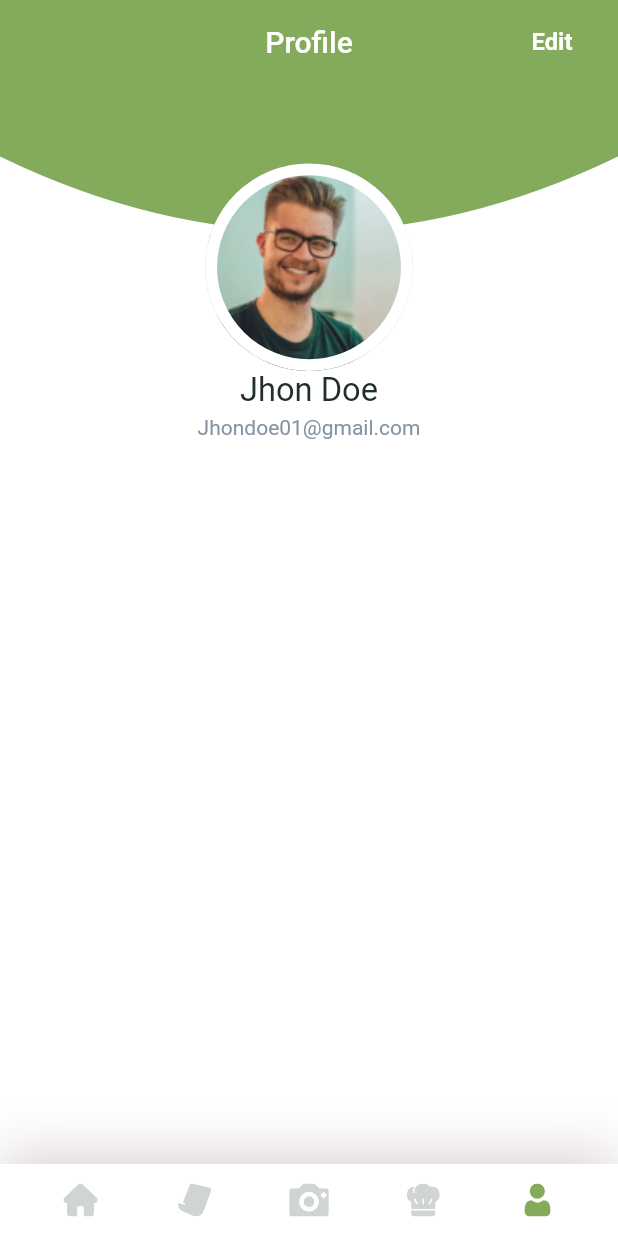
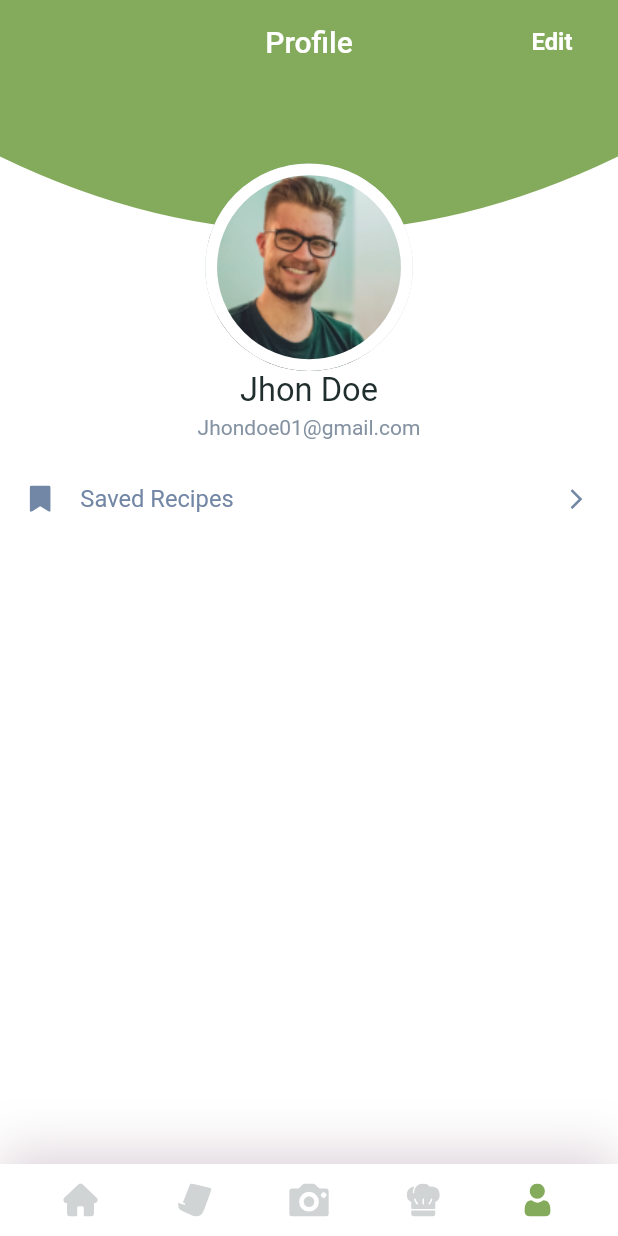
Before and after one commit to gisunglee/recipe_app_flutter_ui_go, a Flutter app: the screen it shows after launch, item 5 of the bottom bar chosen, on a phone screen of 412 x 824 dp. Run offline on Flutter 3.47's test engine with Material 2 defaults, Android fonts, the phone set to English and light mode, and no system bars; our stand-ins replace flutter_svg.

Commit message:
company ing

```diff
--- a/lib/screens/profile/components/body.dart
+++ b/lib/screens/profile/components/body.dart
@@ -1,105 +1,70 @@
 import 'package:flutter/cupertino.dart';
 import 'package:flutter/material.dart';
+import 'package:flutter_svg/flutter_svg.dart';
 import 'package:recipe_app_flutter_ui_go/constants.dart';
+import 'package:recipe_app_flutter_ui_go/screens/profile/components/info.dart';
 import 'package:recipe_app_flutter_ui_go/size_config.dart';
 
 class Body extends StatelessWidget {
   @override
   Widget build(BuildContext context) {
     double defaultSize = SizeConfig.defaultSize;
+
     return Column(
       children: <Widget>[
-        Info(),
+        Info(
+          image: "assets/images/pic.png",
+          name: "Jhon Doe",
+          email: "Jhondoe01@gmail.com",
+        ),
+        ProfileMenuItem(
+          iconSrc: "assets/icons/bookmark_fill.svg",
+          title: "Saved Recipes",
+          press: (){},
+        ),
       ],
     );
   }
 }
 
-class Info extends StatelessWidget {
-  const Info({
+class ProfileMenuItem extends StatelessWidget {
+  const ProfileMenuItem({
     Key key,
-    this.name,
-    this.email,
-    this.image,
+    this.iconSrc,
+    this.title,
+    this.press,
   }) : super(key: key);
-
-  final String name, email, image;
+  final String iconSrc, title;
+  final Function press;
 
   @override
   Widget build(BuildContext context) {
     double defaultSize = SizeConfig.defaultSize;
-
-    return SizedBox(
-      height: defaultSize * 24, //240
-      child: Stack(
-        children: <Widget>[
-          ClipPath(
-            clipper: CustomShape(),
-            child: Container(
-              height: defaultSize * 15, //n 150
-              color: kPrimaryColor,
+    return InkWell(
+      onTap: press,
+      child: Padding(
+        padding: EdgeInsets.symmetric(
+            horizontal: defaultSize * 2, vertical: defaultSize * 3),
+        child: Row(
+          children: <Widget>[
+            SvgPicture.asset(iconSrc),
+            SizedBox(width: defaultSize * 2),
+            Text(
+              title,
+              style: TextStyle(
+                fontSize: defaultSize * 1.6,
+                color: kTextLigntColor,
+              ),
             ),
-          ),
-          Center(
-            child: Column(
-              mainAxisAlignment: MainAxisAlignment.end,
-              children: <Widget>[
-                Container(
-                  height: defaultSize * 14, //140
-                  width: defaultSize * 14,
-                  decoration: BoxDecoration(
-                    shape: BoxShape.circle,
-                    border: Border.all(
-                      color: Colors.white,
-                      width: defaultSize * 0.8,
-                    ),
-                    image: DecorationImage(
-                      fit: BoxFit.cover,
-                      image: AssetImage("assets/images/pic.png"),
-                    ),
-                  ),
-                ),
-                Text(
-                  "Jhon Doe",
-                  style: TextStyle(
-                    fontSize: defaultSize * 2.2, //22
-                    color: kTextColor,
-                  ),
-                ),
-                SizedBox(
-                  height: defaultSize / 2,
-                ), //5
-                Text(
-                  "Jhondoe01@gmail.com",
-                  style: TextStyle(
-                    fontWeight: FontWeight.w400,
-                    color: Color(0xFF8492A2),
-                  ),
-                ),
-              ],
+            Spacer(),
+            Icon(
+              Icons.arrow_forward_ios,
+              size: defaultSize * 1.6,
+              color: kTextLigntColor,
             ),
-          )
-        ],
+          ],
+        ),
       ),
     );
   }
 }
-
-class CustomShape extends CustomClipper<Path> {
-  @override
-  Path getClip(Size size) {
-    var path = Path();
-    double height = size.height;
-    double width = size.width;
-    path.lineTo(0, height - 100);
-    path.quadraticBezierTo(width / 2, height, width, height - 100);
-    path.lineTo(width, 0);
-    path.close();
-    return path;
-  }
-
-  @override
-  bool shouldReclip(covariant CustomClipper<Path> oldClipper) {
-    return true;
-  }
-}
--- /dev/null
+++ b/lib/screens/profile/components/info.dart
@@ -0,0 +1,91 @@
+
+import 'package:flutter/material.dart';
+import 'package:recipe_app_flutter_ui_go/constants.dart';
+import 'package:recipe_app_flutter_ui_go/size_config.dart';
+
+class Info extends StatelessWidget {
+  const Info({
+    Key key,
+    this.name,
+    this.email,
+    this.image,
+  }) : super(key: key);
+
+  final String name, email, image;
+
+  @override
+  Widget build(BuildContext context) {
+    double defaultSize = SizeConfig.defaultSize;
+
+    return SizedBox(
+      height: defaultSize * 24, //240
+      child: Stack(
+        children: <Widget>[
+          ClipPath(
+            clipper: CustomShape(),
+            child: Container(
+              height: defaultSize * 15, //n 150
+              color: kPrimaryColor,
+            ),
+          ),
+          Center(
+            child: Column(
+              mainAxisAlignment: MainAxisAlignment.end,
+              children: <Widget>[
+                Container(
+                  height: defaultSize * 14, //140
+                  width: defaultSize * 14,
+                  decoration: BoxDecoration(
+                    shape: BoxShape.circle,
+                    border: Border.all(
+                      color: Colors.white,
+                      width: defaultSize * 0.8,
+                    ),
+                    image: DecorationImage(
+                      fit: BoxFit.cover,
+                      image: AssetImage(image),
+                    ),
+                  ),
+                ),
+                Text(
+                  name,
+                  style: TextStyle(
+                    fontSize: defaultSize * 2.2, //22
+                    color: kTextColor,
+                  ),
+                ),
+                SizedBox(height: defaultSize / 2), //5
+                Text(
+                  email,
+                  style: TextStyle(
+                    fontWeight: FontWeight.w400,
+                    color: Color(0xFF8492A2),
+                  ),
+                ),
+              ],
+            ),
+          )
+        ],
+      ),
+    );
+  }
+}
+
+class CustomShape extends CustomClipper<Path> {
+  @override
+  Path getClip(Size size) {
+    var path = Path();
+    double height = size.height;
+    double width = size.width;
+    path.lineTo(0, height - 100);
+    path.quadraticBezierTo(width / 2, height, width, height - 100);
+    path.lineTo(width, 0);
+    path.close();
+    return path;
+  }
+
+  @override
+  bool shouldReclip(covariant CustomClipper<Path> oldClipper) {
+    return true;
+  }
+}
```
